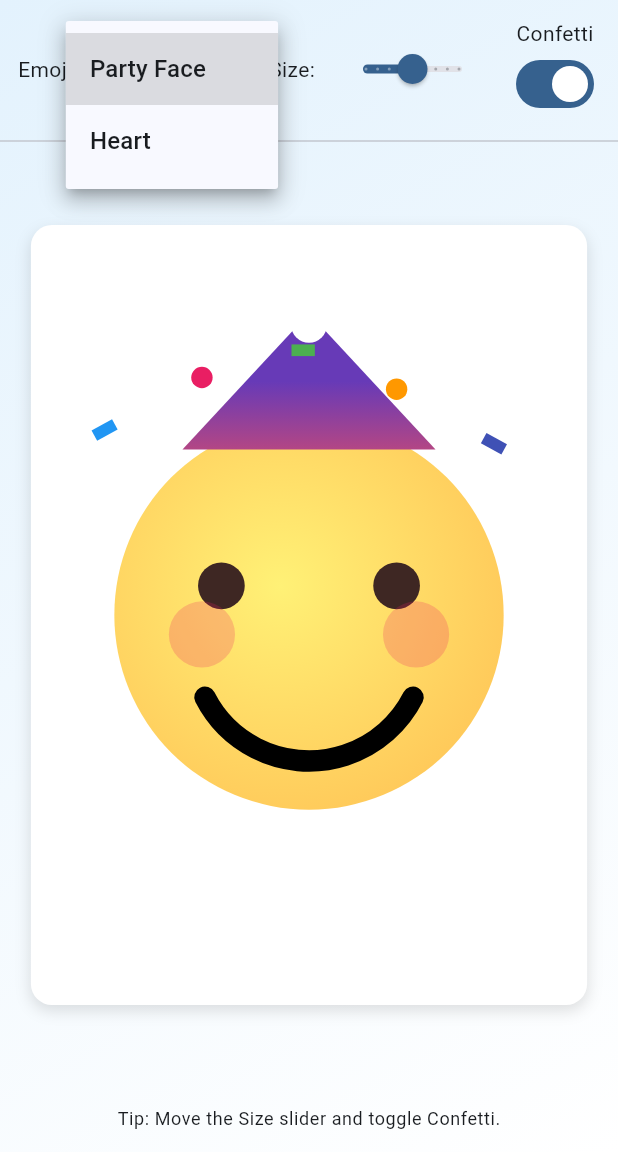
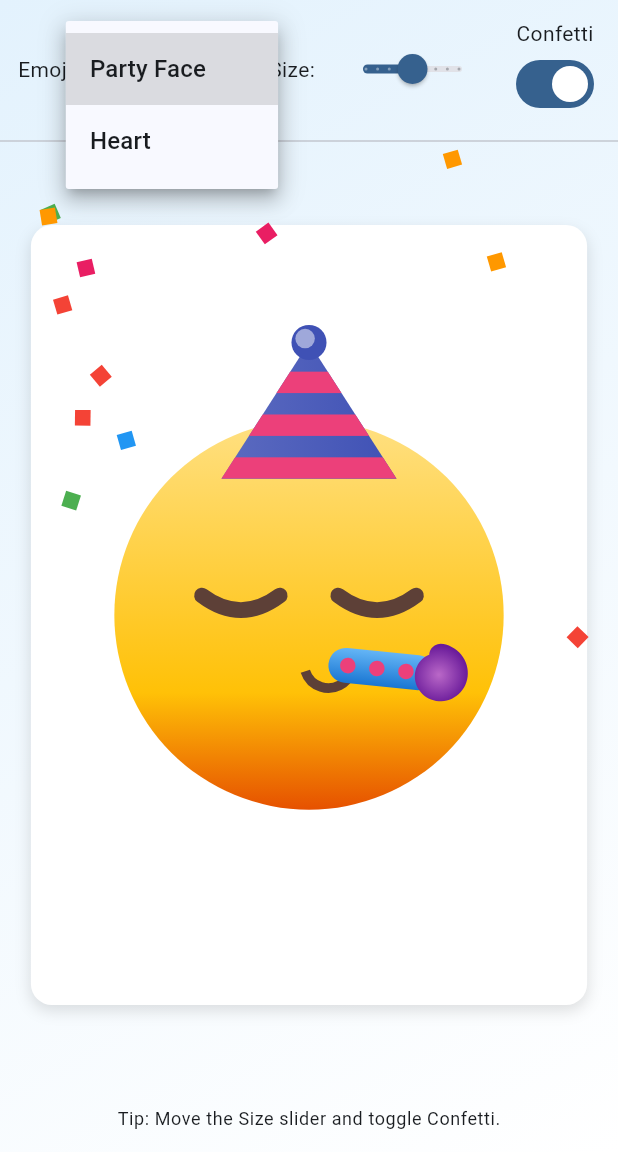
Before and after one commit to jithu2111/act4, a Flutter app: the screen it shows after launch, after a tap on "Party Face", on a phone screen of 412 x 824 dp, the part 84-1236 px from its top. Run offline on Flutter 3.47's test engine with Material 3 defaults, Android fonts, the phone set to English and light mode, and no system bars.

Commit message:
Improvised party face

```diff
--- a/lib/painters/heart_painter.dart
+++ b/lib/painters/heart_painter.dart
@@ -1,15 +1,9 @@
-// lib/painters/heart_painter.dart
-// HeartPainter - polished version
-// Implemented by Partner B: <PartnerB Name> (GitHub: <partnerB-username>)
-// Minor polish: const constructor and gradient stop tuning.
-
 import 'package:flutter/material.dart';
 import 'dart:math';
 
 class HeartPainter extends CustomPainter {
   final double scale;
 
-  /// [scale] controls the size of the heart (1.0 = normal).
   const HeartPainter({this.scale = 1.0});
 
   @override
@@ -19,17 +13,17 @@ class HeartPainter extends CustomPainter {
     final base = min(size.width, size.height) * 0.6 * scale;
 
     final path = Path();
-    // bottom tip
+
     path.moveTo(cx, cy + base * 0.25);
 
-    // Right lobe
+
     path.cubicTo(
       cx + base * 0.6, cy - base * 0.35,
       cx + base * 0.95, cy + base * 0.15,
       cx, cy + base * 0.6,
     );
 
-    // Left lobe
+
     path.cubicTo(
       cx - base * 0.95, cy + base * 0.15,
       cx - base * 0.6, cy - base * 0.35,
@@ -37,7 +31,6 @@ class HeartPainter extends CustomPainter {
     );
     path.close();
 
-    // Gradient fill for a richer look
     final bounds = Rect.fromCenter(center: Offset(cx, cy), width: base, height: base);
     final paint = Paint()
       ..shader = LinearGradient(
@@ -50,8 +43,8 @@ class HeartPainter extends CustomPainter {
 
     canvas.drawPath(path, paint);
 
-    // small highlight (subtle)
-    final highlight = Paint()..color = Colors.white.withOpacity(0.12);
+
+    final highlight = Paint()..color = Colors.white.withValues(alpha: 0.12);
     final highlightPath = Path()
       ..moveTo(cx, cy - base * 0.05)
       ..cubicTo(cx + base * 0.18, cy - base * 0.18, cx + base * 0.45, cy - base * 0.05, cx + base * 0.15, cy + base * 0.05)
--- a/lib/painters/party_face_painter.dart
+++ b/lib/painters/party_face_painter.dart
@@ -1,8 +1,3 @@
-// lib/painters/party_face_painter.dart
-// PartyFacePainter - polished version
-// Implemented by Partner B: <PartnerB Name> (GitHub: <partnerB-username>)
-// Minor polish: const constructors, helper extraction, gradient tweaks.
-
 import 'package:flutter/material.dart';
 import 'dart:math';
 
@@ -10,8 +5,6 @@ class PartyFacePainter extends CustomPainter {
   final double scale;
   final bool showConfetti;
 
-  /// [scale] adjusts the overall size of the drawing (1.0 = normal).
-  /// [showConfetti] toggles confetti rendering.
   const PartyFacePainter({this.scale = 1.0, this.showConfetti = true});
 
   @override
@@ -21,98 +14,204 @@ class PartyFacePainter extends CustomPainter {
     final faceRadius = min(size.width, size.height) * 0.35 * scale;
     final center = Offset(cx, cy);
 
-    // Face radial gradient (slightly warmer)
     final faceRect = Rect.fromCircle(center: center, radius: faceRadius);
     final facePaint = Paint()
-      ..shader = RadialGradient(
-        colors: [Colors.yellow.shade300, Colors.orange.shade300],
-        center: const Alignment(-0.15, -0.15),
-        radius: 0.9,
+      ..shader = LinearGradient(
+        colors: [
+          const Color(0xFFFFE082), // Lighter Yellow
+          const Color(0xFFFFC107), // Mid Yellow
+          const Color(0xFFE65100), // Dark Orange/Brown shadow
+        ],
+        stops: const [0.0, 0.7, 1.0],
+        begin: Alignment.topCenter,
+        end: Alignment.bottomCenter,
       ).createShader(faceRect);
     canvas.drawCircle(center, faceRadius, facePaint);
 
-    // Eyes
-    final eyePaint = Paint()..color = Colors.brown.shade900;
-    final eyeRadius = faceRadius * 0.12;
-    final eyeOffsetX = faceRadius * 0.45;
-    final eyeOffsetY = faceRadius * -0.15;
-    canvas.drawCircle(Offset(cx - eyeOffsetX, cy + eyeOffsetY), eyeRadius, eyePaint);
-    canvas.drawCircle(Offset(cx + eyeOffsetX, cy + eyeOffsetY), eyeRadius, eyePaint);
 
-    // Smile (arc)
-    final mouthRect = Rect.fromCircle(
-      center: Offset(cx, cy + faceRadius * 0.15),
-      radius: faceRadius * 0.6,
+    _drawEyesAndBrows(canvas, center, faceRadius);
+
+    final mouthCenter = Offset(cx + faceRadius * 0.1, cy + faceRadius * 0.25);
+    final mouthPaint = Paint()..color = const Color(0xFF5D4037);
+    canvas.drawArc(
+      Rect.fromCenter(
+          center: mouthCenter,
+          width: faceRadius * 0.25,
+          height: faceRadius * 0.25),
+      pi * 0.1,
+      pi * 0.8,
+      false,
+      mouthPaint..style = PaintingStyle.stroke..strokeWidth = faceRadius * 0.05,
     );
-    final mouthPaint = Paint()
-      ..color = Colors.black
-      ..style = PaintingStyle.stroke
-      ..strokeWidth = faceRadius * 0.11
-      ..strokeCap = StrokeCap.round;
-    canvas.drawArc(mouthRect, pi * 0.15, pi * 0.7, false, mouthPaint);
 
-    // Party hat (triangle) with improved gradient
-    final hatTop = Offset(cx, cy - faceRadius * 1.55);
-    final hatLeft = Offset(cx - faceRadius * 0.65, cy - faceRadius * 0.85);
-    final hatRight = Offset(cx + faceRadius * 0.65, cy - faceRadius * 0.85);
-    final hatPath = Path()..moveTo(hatLeft.dx, hatLeft.dy);
-    hatPath.lineTo(hatRight.dx, hatRight.dy);
-    hatPath.lineTo(hatTop.dx, hatTop.dy);
-    hatPath.close();
-    final hatRect = Rect.fromPoints(hatLeft, hatRight).inflate(faceRadius * 0.35);
-    final hatPaint = Paint()
-      ..shader = LinearGradient(
-        colors: [Colors.deepPurple, Colors.redAccent],
-        begin: Alignment.topCenter,
-        end: Alignment.bottomCenter,
-      ).createShader(hatRect);
-    canvas.drawPath(hatPath, hatPaint);
 
-    // pompom on hat
-    canvas.drawCircle(Offset(hatTop.dx, hatTop.dy + faceRadius * 0.06), faceRadius * 0.092, Paint()..color = Colors.white);
+    _drawConeHat(canvas, center, faceRadius);
+    _drawPartyBlower(canvas, mouthCenter, faceRadius);
 
-    // Confetti (draw via helper)
     if (showConfetti) {
       _drawConfetti(canvas, center, faceRadius);
     }
-
-    // cheek blush (softer)
-    final blushPaint = Paint()..color = Colors.pink.withOpacity(0.22);
-    canvas.drawCircle(Offset(cx - faceRadius * 0.55, cy + faceRadius * 0.1), faceRadius * 0.17, blushPaint);
-    canvas.drawCircle(Offset(cx + faceRadius * 0.55, cy + faceRadius * 0.1), faceRadius * 0.17, blushPaint);
   }
 
-  // Helper: draw confetti shapes around the hat area for visual flair.
-  void _drawConfetti(Canvas canvas, Offset center, double faceRadius) {
+
+  void _drawEyesAndBrows(Canvas canvas, Offset center, double faceRadius) {
     final cx = center.dx;
     final cy = center.dy;
-    final confettiColors = [Colors.blue, Colors.pink, Colors.green, Colors.orange, Colors.indigo];
-    final confettiCenters = <Offset>[
-      Offset(cx - faceRadius * 1.05, cy - faceRadius * 0.95),
-      Offset(cx - faceRadius * 0.55, cy - faceRadius * 1.22),
-      Offset(cx - faceRadius * 0.03, cy - faceRadius * 1.36),
-      Offset(cx + faceRadius * 0.45, cy - faceRadius * 1.16),
-      Offset(cx + faceRadius * 0.95, cy - faceRadius * 0.88),
+
+    final eyePaint = Paint()
+      ..color = const Color(0xFF5D4037)
+      ..style = PaintingStyle.stroke
+      ..strokeWidth = faceRadius * 0.08
+      ..strokeCap = StrokeCap.round;
+
+    final leftEyePath = Path();
+    leftEyePath.moveTo(cx - faceRadius * 0.55, cy - faceRadius * 0.1);
+    leftEyePath.quadraticBezierTo(
+        cx - faceRadius * 0.35, cy + faceRadius * 0.05,
+        cx - faceRadius * 0.15, cy - faceRadius * 0.1
+    );
+    canvas.drawPath(leftEyePath, eyePaint);
+
+    final rightEyePath = Path();
+    rightEyePath.moveTo(cx + faceRadius * 0.15, cy - faceRadius * 0.1);
+    rightEyePath.quadraticBezierTo(
+        cx + faceRadius * 0.35, cy + faceRadius * 0.05,
+        cx + faceRadius * 0.55, cy - faceRadius * 0.1
+    );
+    canvas.drawPath(rightEyePath, eyePaint);
+  }
+
+
+
+  void _drawPartyBlower(Canvas canvas, Offset blowerOrigin, double faceRadius) {
+    canvas.save();
+    canvas.translate(blowerOrigin.dx, blowerOrigin.dy);
+    canvas.rotate(0.1);
+
+    final tubeLength = faceRadius * 0.55;
+    final tubeWidth = faceRadius * 0.18;
+
+    final tubeRect = RRect.fromRectAndRadius(
+      Rect.fromCenter(
+        center: Offset(tubeLength / 2, 0),
+        width: tubeLength,
+        height: tubeWidth,
+      ),
+      Radius.circular(tubeWidth / 2),
+    );
+    final tubePaint = Paint()
+      ..shader = LinearGradient(
+        colors: [const Color(0xFF64B5F6), const Color(0xFF1976D2)],
+        begin: Alignment.topCenter,
+        end: Alignment.bottomCenter,
+      ).createShader(tubeRect.outerRect);
+    canvas.drawRRect(tubeRect, tubePaint);
+
+    final spotPaint = Paint()..color = const Color(0xFFEC407A);
+    for (int i = 0; i < 4; i++) {
+      canvas.drawCircle(
+        Offset((i * 0.15 + 0.1) * faceRadius, 0),
+        faceRadius * 0.04,
+        spotPaint,
+      );
+    }
+
+
+    final spiralCenter = Offset(tubeLength + faceRadius * 0.02, 0);
+    final spiralRect = Rect.fromCircle(center: spiralCenter, radius: faceRadius * 0.15);
+    final spiralPaint = Paint()
+      ..shader = RadialGradient(
+        colors: [const Color(0xFFBA68C8), const Color(0xFF6A1B9A)],
+      ).createShader(spiralRect)
+      ..style = PaintingStyle.stroke
+      ..strokeWidth = faceRadius * 0.12
+      ..strokeCap = StrokeCap.round;
+
+    final spiralPath = Path();
+    double startAngle = -pi / 2;
+    spiralPath.moveTo(
+      spiralCenter.dx + faceRadius * 0.1 * cos(startAngle),
+      spiralCenter.dy + faceRadius * 0.1 * sin(startAngle),
+    );
+    for (double i = 0; i < 3 * pi; i += 0.1) {
+      final r = faceRadius * 0.1 - (i * faceRadius * 0.008);
+      if (r < 0) break;
+      final angle = startAngle + i;
+      spiralPath.lineTo(spiralCenter.dx + r * cos(angle), spiralCenter.dy + r * sin(angle));
+    }
+    canvas.drawPath(spiralPath, spiralPaint);
+
+    canvas.restore();
+  }
+
+  void _drawConeHat(Canvas canvas, Offset center, double faceRadius) {
+    final coneTop = Offset(center.dx, center.dy - faceRadius * 1.4);
+    final coneBaseY = center.dy - faceRadius * 0.7;
+    final coneBaseWidth = faceRadius * 0.9;
+    final coneLeft = Offset(center.dx - coneBaseWidth / 2, coneBaseY);
+    final coneRight = Offset(center.dx + coneBaseWidth / 2, coneBaseY);
+
+    final conePath = Path()
+      ..moveTo(coneLeft.dx, coneLeft.dy)
+      ..lineTo(coneRight.dx, coneRight.dy)
+      ..lineTo(coneTop.dx, coneTop.dy)
+      ..close();
+
+
+    final coneRect = conePath.getBounds();
+    final conePaint = Paint()
+      ..shader = LinearGradient(
+        colors: [const Color(0xFF5C6BC0), const Color(0xFF3F51B5)],
+        begin: Alignment.centerLeft,
+        end: Alignment.centerRight,
+      ).createShader(coneRect);
+    canvas.drawPath(conePath, conePaint);
+
+
+    canvas.save();
+    canvas.clipPath(conePath);
+    final stripePaint = Paint()..color = const Color(0xFFEC407A);
+    final stripeHeight = faceRadius * 0.22;
+    for (int i = 0; i < 3; i++) {
+      final stripePath = Path()
+        ..moveTo(coneLeft.dx - 20, coneLeft.dy - (i * stripeHeight))
+        ..lineTo(coneRight.dx + 20, coneLeft.dy - (i * stripeHeight))
+        ..lineTo(coneRight.dx + 20, coneLeft.dy - (i * stripeHeight) - stripeHeight * 0.5)
+        ..lineTo(coneLeft.dx - 20, coneLeft.dy - (i * stripeHeight) - stripeHeight * 0.5)
+        ..close();
+      canvas.drawPath(stripePath, stripePaint);
+    }
+    canvas.restore();
+
+    canvas.drawCircle(coneTop, faceRadius * 0.09, Paint()..color = const Color(0xFF3F51B5));
+    canvas.drawCircle(
+      Offset(coneTop.dx - faceRadius * 0.02, coneTop.dy - faceRadius * 0.02),
+      faceRadius * 0.05,
+      Paint()..color = const Color(0xFF9FA8DA),
+    );
+  }
+
+
+  void _drawConfetti(Canvas canvas, Offset center, double faceRadius) {
+    final confettiColors = [
+      Colors.blue, Colors.pink, Colors.green, Colors.orange, Colors.red
     ];
+    final rand = Random(42);
+    for (int i = 0; i < 20; i++) {
+      final p = Offset(
+        center.dx + (rand.nextDouble() - 0.5) * faceRadius * 3.5,
+        center.dy + (rand.nextDouble() - 0.8) * faceRadius * 3,
+      );
+      if ((p - center).distance < faceRadius * 1.2) continue;
 
-    for (var i = 0; i < confettiCenters.length; i++) {
-      final c = confettiColors[i % confettiColors.length];
-      final p = confettiCenters[i];
-      final w = faceRadius * 0.12;
-      final h = faceRadius * 0.06;
-      final paint = Paint()..color = c;
-      // slight rotation for rectangles
-      if (i % 2 == 0) {
-        final rect = Rect.fromCenter(center: p, width: w, height: h);
-        canvas.save();
-        canvas.translate(p.dx, p.dy);
-        canvas.rotate((i - 2) * 0.25);
-        canvas.translate(-p.dx, -p.dy);
-        canvas.drawRect(rect, paint);
-        canvas.restore();
-      } else {
-        canvas.drawCircle(p, faceRadius * 0.055, paint);
-      }
+      final paint = Paint()..color = confettiColors[rand.nextInt(confettiColors.length)];
+      final confettiSize = faceRadius * 0.08;
+
+      canvas.save();
+      canvas.translate(p.dx, p.dy);
+      canvas.rotate(rand.nextDouble() * pi);
+      canvas.drawRect(Rect.fromCenter(center: Offset.zero, width: confettiSize, height: confettiSize), paint);
+      canvas.restore();
     }
   }
 
```
Also changed, not shown: 1 other file.
